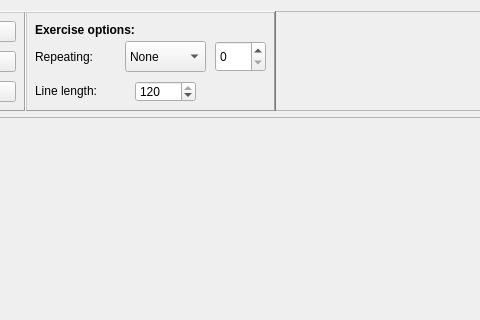
First picture: the form in ui/packview.ui, repository Open-Typer/Open-Typer, before the edit; both pictures show x 426 to 906 and y 0 to 320 of the 1088 by 746 pixel window.
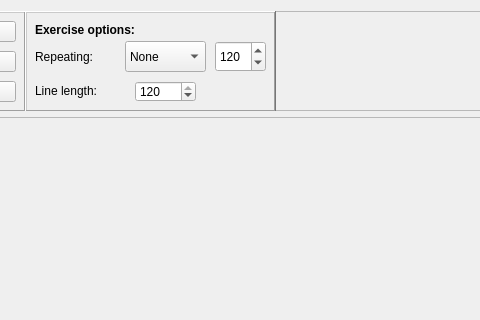
Second picture: the form after the edit. Icons and pictures are not drawn.

Commit message: ui: packview: Set repeatLengthBox limit

Patch:
```diff
--- a/ui/packview.ui
+++ b/ui/packview.ui
@@ -598,6 +598,18 @@
          <height>31</height>
         </rect>
        </property>
+       <property name="minimum">
+        <number>1</number>
+       </property>
+       <property name="maximum">
+        <number>728</number>
+       </property>
+       <property name="singleStep">
+        <number>10</number>
+       </property>
+       <property name="value">
+        <number>120</number>
+       </property>
       </widget>
      </widget>
     </widget>
```
